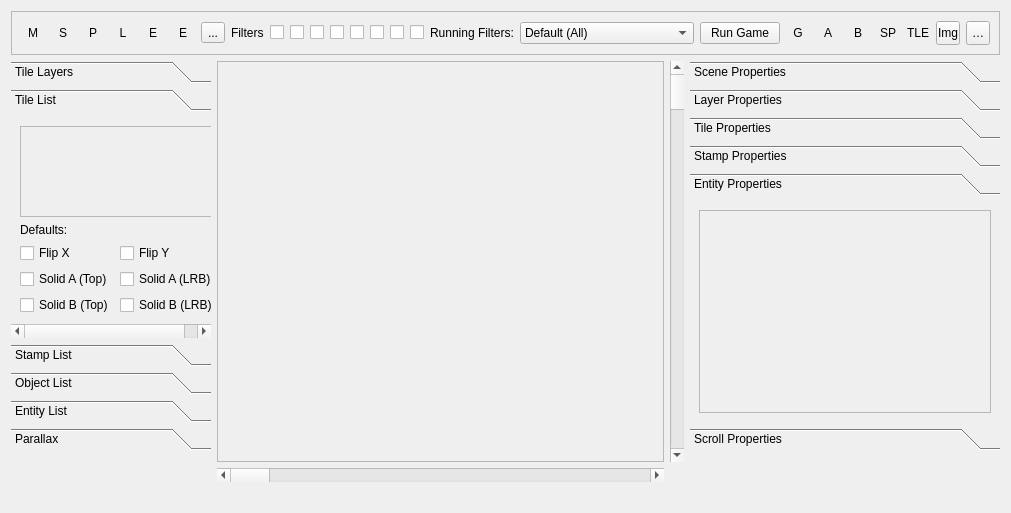
This is RetroEDv2/tools/sceneeditorv5.ui in RSDKModding/RetroED as Qt 5 draws it before an edit. The edited form follows.
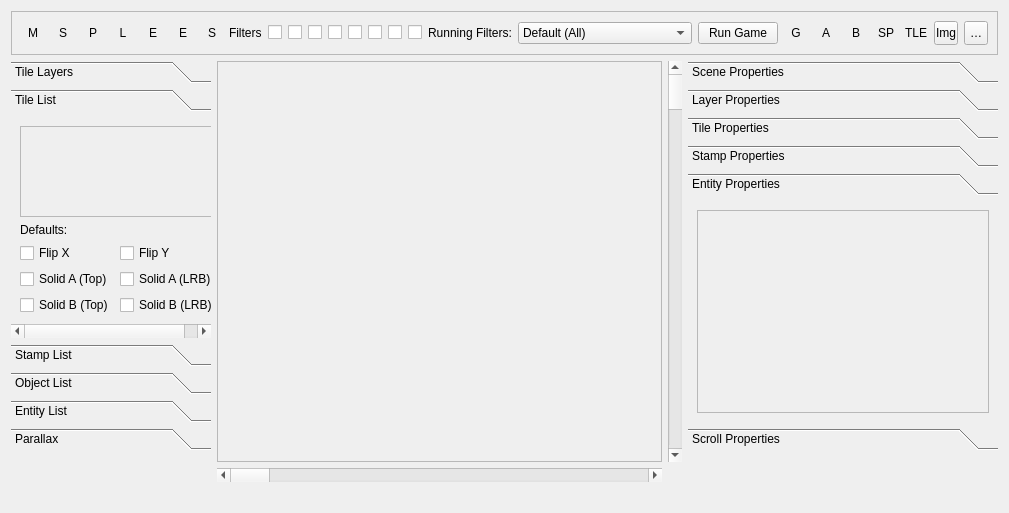
This is the edited form. The open tabs and pages were chosen to show the change. Icons and pictures are not drawn.

Diff of the .ui file:
```diff
--- a/RetroEDv2/tools/sceneeditorv5.ui
+++ b/RetroEDv2/tools/sceneeditorv5.ui
@@ -290,7 +290,14 @@
       <item row="0" column="6">
        <widget class="QToolButton" name="stampCopy">
         <property name="text">
-         <string>...</string>
+         <string>S</string>
+        </property>
+        <property name="icon">
+         <iconset resource="../resources.qrc">
+          <normaloff>:/icons/ic_stamp_selection_48px.svg</normaloff>:/icons/ic_stamp_selection_48px.svg</iconset>
+        </property>
+        <property name="autoRaise">
+         <bool>true</bool>
         </property>
        </widget>
       </item>
```
Left out of the diff: 4 changed lines with no effect on the pictures.
